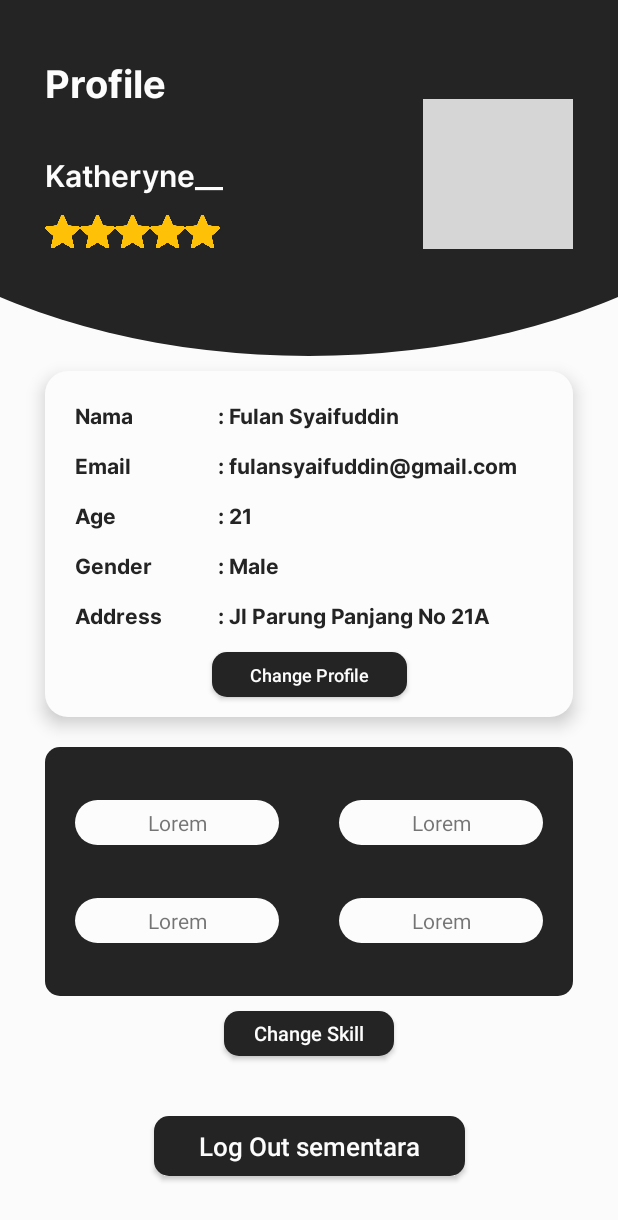
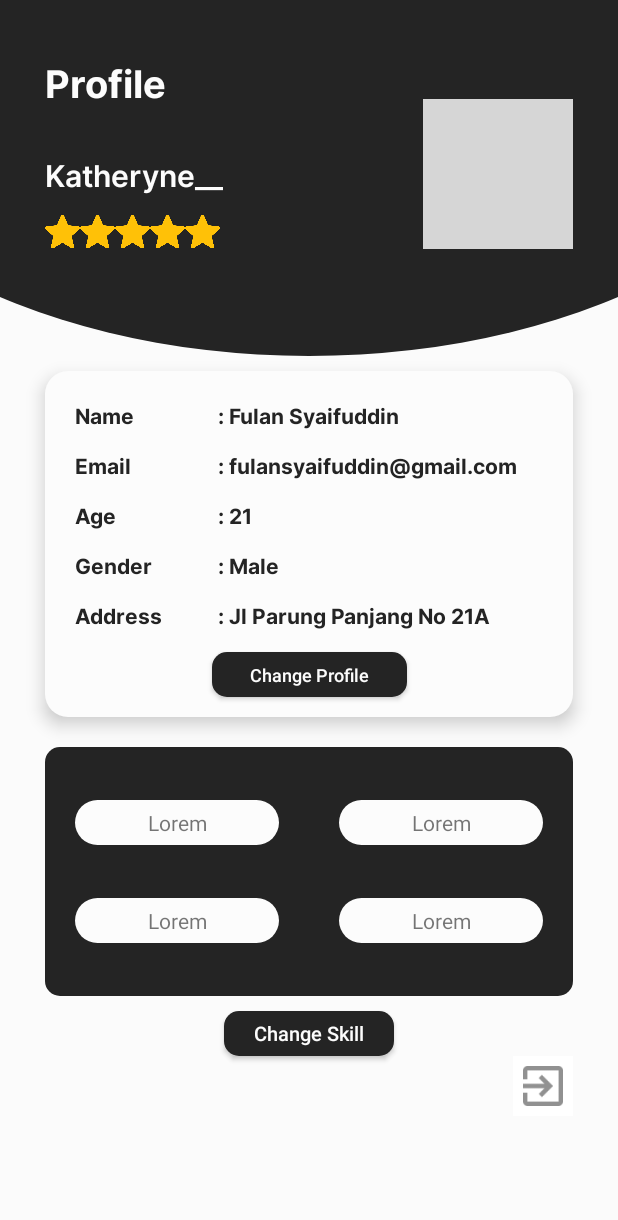
Before and after one commit to KevinDanudoro/SiJobs, an Android app: the layout fragment_profile.xml on its own in the app's theme, with its tools: preview values and no code run, on a phone screen of 412 x 824 dp. Shown: the top 1220 px of the screen. Run offline under Robolectric (Android 15) with nearby library versions, the phone set to English and light mode, and no system bars; Roboto replaces fonts that are not available here; grey boxes are pictures that could not be loaded.

Commit message:
Memperbaiki nav pada beberapa fragment

```diff
--- a/app/src/main/AndroidManifest.xml
+++ b/app/src/main/AndroidManifest.xml
@@ -6,7 +6,7 @@
 
     <application
         android:allowBackup="true"
-        android:icon="@mipmap/ic_launcher"
+        android:icon="@mipmap/ic_logout"
         android:label="@string/app_name"
         android:roundIcon="@mipmap/ic_launcher_round"
         android:supportsRtl="true"
--- a/app/src/main/java/com/example/sijobs/LoginActivity.kt
+++ b/app/src/main/java/com/example/sijobs/LoginActivity.kt
@@ -43,7 +43,7 @@ class LoginActivity : AppCompatActivity() {
     private fun checkUser() {
         val firebaseUser = firebaseAuth.currentUser
         if(firebaseUser != null){
-            startActivity(Intent(this, ProfileActivity::class.java))
+            startActivity(Intent(this, MainActivity::class.java))
             finish()
         }
     }
@@ -72,7 +72,7 @@ class LoginActivity : AppCompatActivity() {
             .addOnSuccessListener {
                 // Login Berhasil
                 Toast.makeText(this, "Login berhasil sebagai $username", Toast.LENGTH_LONG).show()
-                startActivity(Intent(this, ProfileActivity::class.java))
+                startActivity(Intent(this, MainActivity::class.java))
                 finish()
             }
             .addOnFailureListener{
--- a/app/src/main/res/layout/fragment_profile.xml
+++ b/app/src/main/res/layout/fragment_profile.xml
@@ -121,7 +121,7 @@
             android:layout_marginStart="20dp"
             android:layout_marginTop="20dp"
             android:fontFamily="@font/inter_bold"
-            android:text="Nama"
+            android:text="Name"
             android:textColor="@color/primary_gray"
             app:layout_constraintBottom_toTopOf="@+id/textView5"
             app:layout_constraintStart_toStartOf="parent"
@@ -325,8 +325,10 @@
         android:background="@drawable/shape_login_btn"
         app:layout_constraintBottom_toTopOf="@+id/guideline11"
         app:layout_constraintEnd_toEndOf="parent"
+        app:layout_constraintHorizontal_bias="0.0"
         app:layout_constraintStart_toStartOf="parent"
-        app:layout_constraintTop_toTopOf="@+id/guideline9">
+        app:layout_constraintTop_toTopOf="@+id/guideline9"
+        app:layout_constraintVertical_bias="1.0">
 
         <TextView
             android:id="@+id/textView12"
@@ -438,21 +440,15 @@
         app:layout_constraintStart_toStartOf="parent"
         app:layout_constraintTop_toTopOf="@+id/guideline11" />
 
-
-    <Button
+    <ImageView
         android:id="@+id/logout"
-        android:layout_width="wrap_content"
+        android:layout_width="40dp"
         android:layout_height="40dp"
-        android:background="@drawable/shape_login_btn"
-        android:paddingHorizontal="30dp"
-        android:text="Log Out sementara"
-        android:textAllCaps="false"
-        android:textColor="@color/primary_white"
-        android:textSize="17sp"
-        app:layout_constraintBottom_toBottomOf="parent"
-        app:layout_constraintEnd_toEndOf="parent"
-        app:layout_constraintHorizontal_bias="0.501"
-        app:layout_constraintStart_toStartOf="parent"
+        android:background="@mipmap/ic_logout"
+        app:layout_constraintEnd_toEndOf="@+id/constraintLayout3"
+        app:layout_constraintHorizontal_bias="1.0"
+        app:layout_constraintStart_toEndOf="@+id/change_skill"
         app:layout_constraintTop_toBottomOf="@+id/change_skill" />
 
+
 </androidx.constraintlayout.widget.ConstraintLayout>
--- a/app/src/main/res/mipmap-anydpi-v26/ic_launcher.xml
+++ /dev/null
@@ -1,5 +0,0 @@
-<?xml version="1.0" encoding="utf-8"?>
-<adaptive-icon xmlns:android="http://schemas.android.com/apk/res/android">
-    <background android:drawable="@drawable/ic_launcher_background" />
-    <foreground android:drawable="@drawable/ic_launcher_foreground" />
-</adaptive-icon>
```
Also changed, not shown: app/src/main/java/com/example/sijobs/MainActivity.kt (+15 -0 lines), app/src/main/java/com/example/sijobs/ProfileFragment.kt (+29 -40 lines), app/src/main/res/mipmap-hdpi/ic_logout.png (added), app/src/main/res/mipmap-mdpi/ic_logout.png (added), app/src/main/res/mipmap-xhdpi/ic_logout.png (added), app/src/main/res/mipmap-xxhdpi/ic_logout.png (added), app/src/main/res/mipmap-xxxhdpi/ic_logout.png (added), 1 other file.
